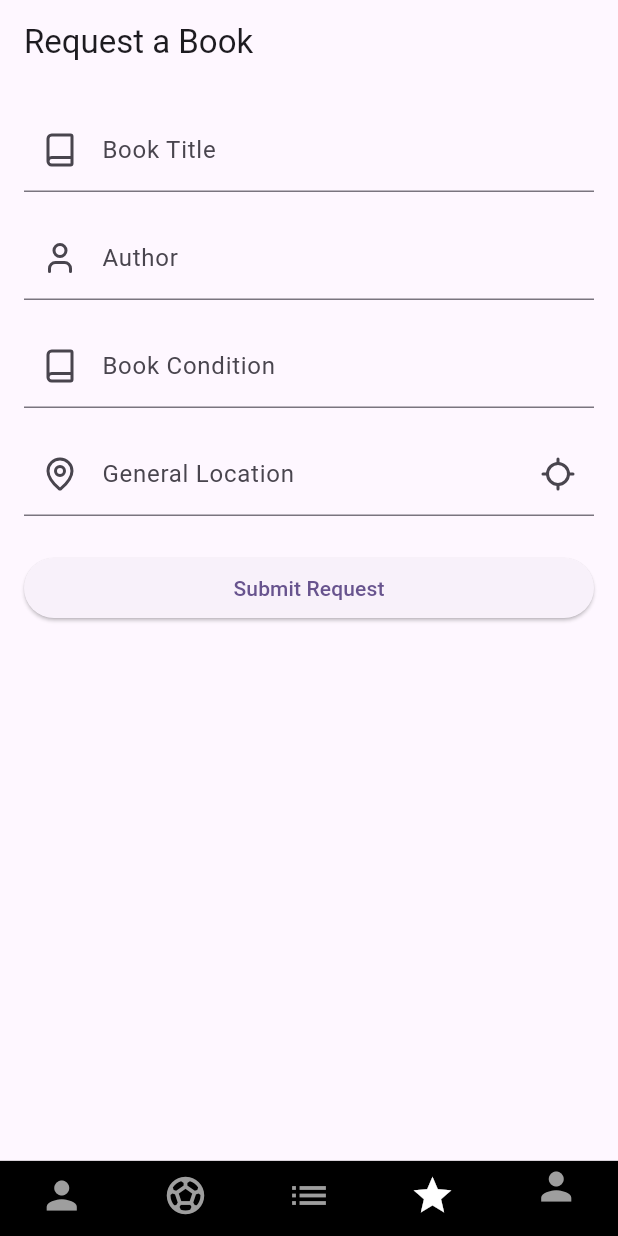
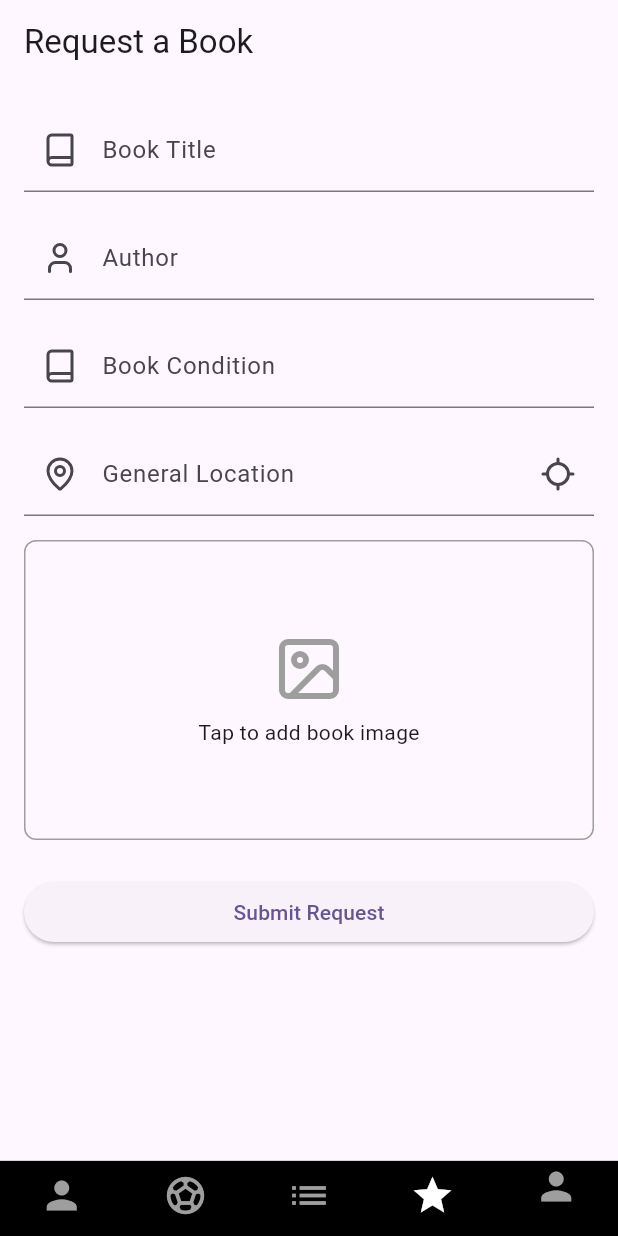
Before and after one commit to yosih48/bookes, a Flutter app: the screen it shows once a user with an empty profile is signed in, swiped to page 4, on a phone screen of 412 x 824 dp. Run offline on Flutter 3.47's test engine with Material 3 defaults, Android fonts, the phone set to English and light mode, and no system bars; our stand-ins replace cached_network_image, cloud_firestore, firebase_auth, firebase_core, firebase_messaging, firebase_storage and 6 more; missing offline and left inert: flutter_google_places, google_api_headers; accounts and stored records are empty; generated files the repository leaves out were written again.

Commit message:
pick imahe handaling

```diff
--- a/lib/models/BookRequest.dart
+++ b/lib/models/BookRequest.dart
@@ -9,6 +9,7 @@ class BookRequest {
   final String location;
   final GeoPoint coordinates; // For storing latitude and longitude
   final DateTime createdAt;
+    final String? imageUrl;
 
   BookRequest({
      this.id,
@@ -19,6 +20,7 @@ class BookRequest {
     required this.location,
     required this.coordinates,
     required this.createdAt,
+     this.imageUrl,
   });
 
   // Convert to Map for Firestore
@@ -31,6 +33,7 @@ class BookRequest {
       'location': location,
       'coordinates': coordinates,
       'createdAt': createdAt,
+        'imageUrl': imageUrl,
     };
   }
 
@@ -44,6 +47,7 @@ class BookRequest {
       author: data['author'] ?? '',
       condition: data['condition'] ?? '',
       location: data['location'] ?? '',
+        imageUrl: data['imageUrl'],
       coordinates: data['coordinates'] ?? const GeoPoint(0, 0),
       createdAt: (data['createdAt'] as Timestamp).toDate(),
     );
--- a/lib/screens/bookesRequest.dart
+++ b/lib/screens/bookesRequest.dart
@@ -1,5 +1,9 @@
+import 'dart:io';
+
 import 'package:bookes/models/BookRequest.dart';
 import 'package:bookes/resources/BookRequest.dart';
+import 'package:bookes/resources/StorageService.dart';
+import 'package:bookes/widgets/ImagePicker.dart';
 import 'package:cloud_firestore/cloud_firestore.dart';
 import 'package:flutter/material.dart';
 import 'package:flutter_google_places/flutter_google_places.dart';
@@ -8,7 +12,9 @@ import 'package:google_api_headers/google_api_headers.dart';
 import 'package:geolocator/geolocator.dart';
 import 'package:geocoding/geocoding.dart';
 import 'package:firebase_auth/firebase_auth.dart';
-
+import 'package:firebase_storage/firebase_storage.dart';
+import 'package:image_picker/image_picker.dart';
+import 'package:permission_handler/permission_handler.dart';
 class BookRequestScreen extends StatefulWidget {
   @override
   _BookRequestScreenState createState() => _BookRequestScreenState();
@@ -24,6 +30,9 @@ class _BookRequestScreenState extends State<BookRequestScreen> {
   String _selectedLocation = '';
   Position? _currentPosition;
   bool _isLoading = false;
+  File? _selectedImage;
+  final _storageService = StorageService();
+
 
   @override
   void dispose() {
@@ -34,14 +43,22 @@ class _BookRequestScreenState extends State<BookRequestScreen> {
 
 
   void _submitRequest() async {
-    final userID = userId;
-    print(userId);
+
     if (_formKey.currentState!.validate()) {
       setState(() {
         _isLoading = true;
       });
 
       try {
+
+     String? imageUrl;
+          if (_selectedImage != null) {
+          imageUrl = await StorageService().uploadImage(
+            imageFile: _selectedImage!,
+            path: 'book_images', // Folder in Firebase Storage
+          );
+        }
+
         // Create book request object
         final bookRequest = BookRequest(
 
@@ -50,6 +67,7 @@ class _BookRequestScreenState extends State<BookRequestScreen> {
           author: _authorController.text,
           condition: _conditionController.text,
           location: _selectedLocation,
+           imageUrl: imageUrl,
           coordinates: _currentPosition != null
               ? GeoPoint(
                   _currentPosition!.latitude, _currentPosition!.longitude)
@@ -94,6 +112,7 @@ class _BookRequestScreenState extends State<BookRequestScreen> {
     setState(() {
       _selectedLocation = '';
       _currentPosition = null;
+       _selectedImage = null;
     });
   }
 
@@ -253,6 +272,18 @@ class _BookRequestScreenState extends State<BookRequestScreen> {
                   ),
                 ),
               ),
+                SizedBox(height: 16.0),
+     ImagePickerWidget(
+            selectedImage: _selectedImage,
+            onImageSelected: (File? file) {
+              setState(() {
+                _selectedImage = file;
+              });
+            },
+            placeholder: 'Tap to add book image', // Optional custom placeholder
+            height: 200, // Optional custom height
+          ),
+
               SizedBox(height: 24.0),
               ElevatedButton(
                 onPressed: _submitRequest,
--- /dev/null
+++ b/lib/widgets/ImagePicker.dart
@@ -0,0 +1,131 @@
+// lib/widgets/image_picker_widget.dart
+
+import 'package:flutter/material.dart';
+import 'package:image_picker/image_picker.dart';
+import 'package:lucide_icons/lucide_icons.dart';
+import 'dart:io';
+import 'package:permission_handler/permission_handler.dart';
+class ImagePickerWidget extends StatelessWidget {
+  final File? selectedImage;
+  final Function(File?) onImageSelected;
+  final double height;
+  final String placeholder;
+
+  const ImagePickerWidget({
+    Key? key,
+    required this.selectedImage,
+    required this.onImageSelected,
+    this.height = 200,
+    this.placeholder = 'Tap to add image',
+  }) : super(key: key);
+
+  Future<void> _checkPermissionAndPickImage(BuildContext context) async {
+    print('dssssss');
+    try {
+      // Check platform
+      if (Theme.of(context).platform == TargetPlatform.android) {
+        final status = await Permission.storage.status;
+        if (status.isDenied) {
+           print('Request permission');
+          // Request permission
+          final result = await Permission.storage.request();
+              print(result);
+          if (result.isDenied) {
+                print('Permission denied');
+            return; // Permission denied
+          }
+        }
+      }
+ print('dssssss');
+      final ImagePicker picker = ImagePicker();
+      final XFile? image = await picker.pickImage(
+        source: ImageSource.gallery,
+        maxWidth: 1200, // Optional: limit image size
+        maxHeight: 1200,
+        imageQuality: 85, // Optional: compress image
+      );
+
+      if (image != null) {
+        onImageSelected(File(image.path));
+      }
+    } catch (e) {
+      debugPrint('Error picking image: $e');
+      // Show error message to user
+      if (context.mounted) {
+        ScaffoldMessenger.of(context).showSnackBar(
+          SnackBar(
+            content: Text('Error picking image: $e'),
+            backgroundColor: Colors.red,
+          ),
+        );
+      }
+    }
+  }
+  Future<void> _pickImage() async {
+    try {
+      final ImagePicker picker = ImagePicker();
+      final XFile? image = await picker.pickImage(source: ImageSource.gallery);
+      if (image != null) {
+        onImageSelected(File(image.path));
+      }
+    } catch (e) {
+      debugPrint('Error picking image: $e');
+    }
+  }
+  @override
+  Widget build(BuildContext context) {
+    return Column(
+      crossAxisAlignment: CrossAxisAlignment.stretch,
+      children: [
+        selectedImage != null
+            ? Container(
+                height: height,
+                decoration: BoxDecoration(
+                  border: Border.all(color: Colors.grey),
+                  borderRadius: BorderRadius.circular(8),
+                ),
+                child: Stack(
+                  children: [
+                    Center(
+                      child: Image.file(
+                        selectedImage!,
+                        fit: BoxFit.cover,
+                      ),
+                    ),
+                    Positioned(
+                      right: 8,
+                      top: 8,
+                      child: IconButton(
+                        icon: const Icon(LucideIcons.x),
+                        onPressed: () => onImageSelected(null),
+                        style: IconButton.styleFrom(
+                          backgroundColor: Colors.white.withOpacity(0.7),
+                        ),
+                      ),
+                    ),
+                  ],
+                ),
+              )
+            : InkWell(
+                    //  onTap: () => _checkPermissionAndPickImage(context),
+                     onTap:  _pickImage,
+                child: Container(
+                  height: height,
+                  decoration: BoxDecoration(
+                    border: Border.all(color: Colors.grey),
+                    borderRadius: BorderRadius.circular(8),
+                  ),
+                  child: Column(
+                    mainAxisAlignment: MainAxisAlignment.center,
+                    children: [
+                      const Icon(LucideIcons.image, size: 48, color: Colors.grey),
+                      const SizedBox(height: 8),
+                      Text(placeholder),
+                    ],
+                  ),
+                ),
+              ),
+      ],
+    );
+  }
+}
--- a/pubspec.yaml
+++ b/pubspec.yaml
@@ -48,6 +48,10 @@ dependencies:
   google_api_headers: ^1.6.0
   geolocator: ^11.1.0
   geocoding: ^3.0.0
+  image_picker: ^1.1.2
+  firebase_storage: ^12.2.0
+  permission_handler: ^11.3.1
+  cached_network_image: ^3.3.1
   # google_places_flutter: ^2.0.9
 
 
```
Also changed, not shown: lib/resources/StorageService.dart (added, +69 -0 lines), lib/screens/BookRequestsScreen.dart (+5 -2 lines), lib/widgets/BookImageWidget.dart (added, +58 -0 lines), lib/widgets/BookRequestCard.dart (+14 -1 lines), pubspec.lock, 7 other files.
